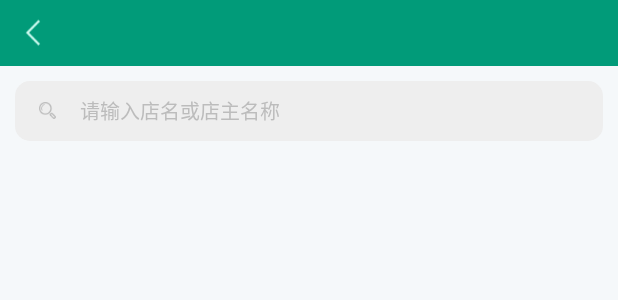
After one commit to jiaxingyigu/JGJ-Android, an Android app: the layout activity_daily.xml on its own in the app's theme, with its tools: preview values and no code run, on a phone screen of 412 x 824 dp. The commit adds this screen. Shown: the top 300 px of the screen. Run offline under Robolectric (Android 15) with nearby library versions, the phone set to English and light mode, and no system bars.

Commit message:
修改style

```diff
--- a/JGJ-Android/app/src/main/AndroidManifest.xml
+++ b/JGJ-Android/app/src/main/AndroidManifest.xml
@@ -3,7 +3,7 @@
     package="com.yigu.jgj">
 
     <application
-        android:name="com.yigu.jgj.commom.application.AppContext"
+        android:name=".commom.application.AppContext"
         android:allowBackup="true"
         android:icon="@mipmap/ic_launcher"
         android:label="@string/app_name"
@@ -16,10 +16,13 @@
                 <category android:name="android.intent.category.LAUNCHER" />
             </intent-filter>
         </activity>
-        <activity android:name=".base.BaseActivity"
+        <activity
+            android:name=".base.BaseActivity"
             android:launchMode="singleTask"
-            android:screenOrientation="portrait"
-            />
+            android:screenOrientation="portrait" />
+        <activity
+            android:name=".activity.daily.DailyActivity"
+            android:screenOrientation="portrait"></activity>
     </application>
 
 </manifest>
--- /dev/null
+++ b/JGJ-Android/app/src/main/java/com/yigu/jgj/activity/daily/DailyActivity.java
@@ -0,0 +1,18 @@
+package com.yigu.jgj.activity.daily;
+
+import android.support.v7.app.AppCompatActivity;
+import android.os.Bundle;
+
+import com.yigu.jgj.R;
+
+import butterknife.ButterKnife;
+
+public class DailyActivity extends AppCompatActivity {
+
+    @Override
+    protected void onCreate(Bundle savedInstanceState) {
+        super.onCreate(savedInstanceState);
+        setContentView(R.layout.activity_daily);
+        ButterKnife.bind(this);
+    }
+}
--- /dev/null
+++ b/JGJ-Android/app/src/main/res/drawable/search_shape_rect_color_gray.xml
@@ -0,0 +1,10 @@
+<?xml version="1.0" encoding="utf-8"?>
+<shape xmlns:android="http://schemas.android.com/apk/res/android"
+    android:shape="rectangle">
+
+    <solid android:color="@color/divider_line" />
+
+    <corners
+        android:radius="10dp"/>
+
+</shape>
--- /dev/null
+++ b/JGJ-Android/app/src/main/res/layout/activity_daily.xml
@@ -0,0 +1,36 @@
+<?xml version="1.0" encoding="utf-8"?>
+<LinearLayout xmlns:android="http://schemas.android.com/apk/res/android"
+    xmlns:tools="http://schemas.android.com/tools"
+    android:layout_width="match_parent"
+    android:layout_height="match_parent"
+    android:orientation="vertical"
+    tools:context="com.yigu.jgj.activity.daily.DailyActivity">
+
+    <include layout="@layout/lay_header" />
+
+    <LinearLayout
+        style="@style/search_layout_style"
+        android:layout_marginBottom="@dimen/margin_10dp"
+        android:layout_marginTop="@dimen/margin_10dp"
+        android:orientation="horizontal"
+        >
+
+        <ImageView
+            android:layout_width="wrap_content"
+            android:layout_height="wrap_content"
+            android:src="@mipmap/search"
+            android:layout_marginLeft="@dimen/margin_2"
+            />
+
+        <EditText
+            style="@style/editViewStyle"
+            android:layout_width="wrap_content"
+            android:layout_height="match_parent"
+            android:layout_marginLeft="@dimen/margin_2"
+            android:hint="请输入店名或店主名称"
+            />
+
+    </LinearLayout>
+
+
+</LinearLayout>
--- a/JGJ-Android/app/src/main/res/values/styles.xml
+++ b/JGJ-Android/app/src/main/res/values/styles.xml
@@ -30,8 +30,8 @@
     <style name="editViewStyle">
         <item name="android:textColor">@color/jgj_black</item>
         <item name="android:background">@null</item>
-        <item name="android:textSize">@dimen/text_normal</item>
-        <item name="android:textColorHint">@color/gray_middle</item>
+        <item name="android:textSize">@dimen/text_small</item>
+        <item name="android:textColorHint">@color/gray_light</item>
         <item name="android:singleLine">true</item>
     </style>
 
@@ -40,4 +40,15 @@
         <item name="android:textColor">@color/gray_dark</item>
     </style>
 
+    <style name="search_layout_style">
+        <item name="android:layout_width">match_parent</item>
+        <item name="android:layout_height">40dp</item>
+        <item name="android:background">@drawable/search_shape_rect_color_gray</item>
+        <item name="android:layout_marginLeft">@dimen/margin_10dp</item>
+        <item name="android:layout_marginRight">@dimen/margin_10dp</item>
+        <item name="android:textColor">@color/gray_dark</item>
+        <item name="android:gravity">center_vertical</item>
+        <item name="android:textSize">@dimen/text_normal</item>
+    </style>
+
 </resources>
```
Also changed, not shown: JGJ-Android/app/src/main/res/mipmap-xhdpi/search.png (added).
